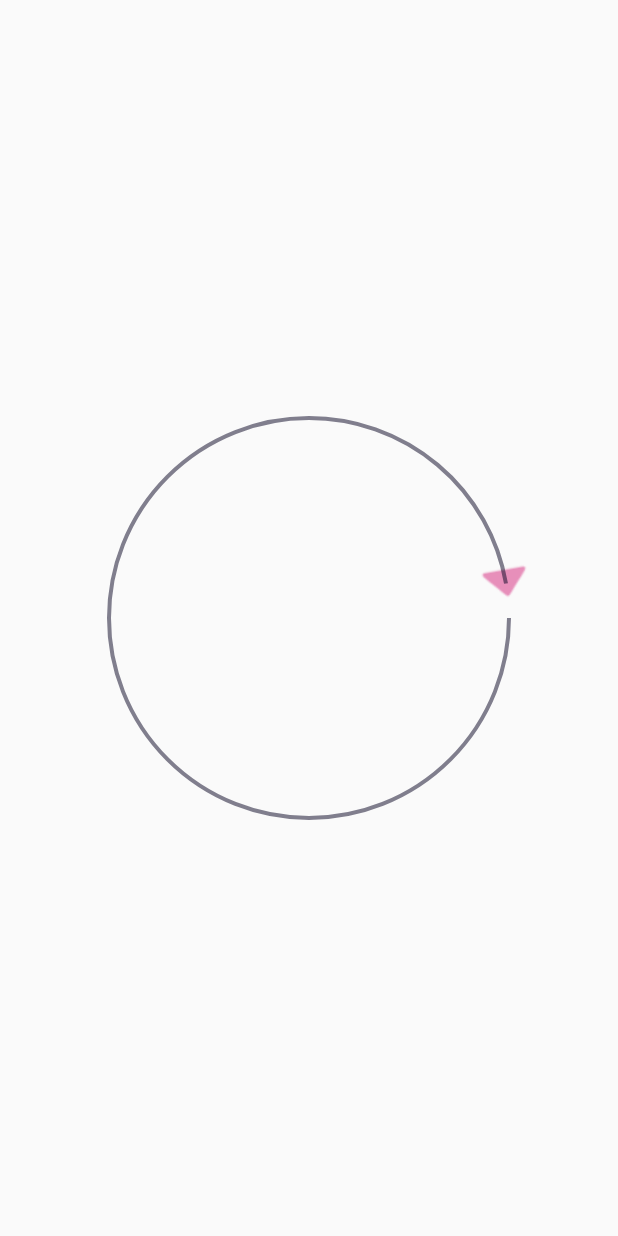
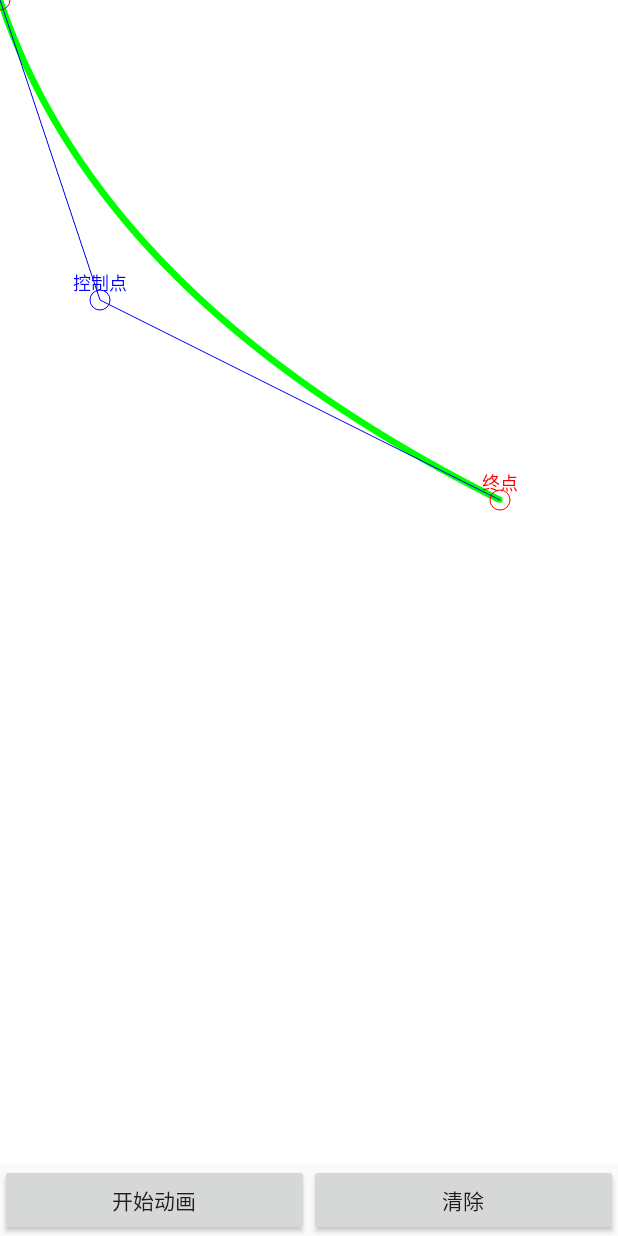
Before and after one commit to wyc-go-for-it/AndroidAnimator, an Android app: the screen it shows after launch (SegmentActivity before the commit, BezierCurveActivity after it), on a phone screen of 412 x 824 dp. Run offline under Robolectric (Android 15) with nearby library versions, the phone set to English and light mode, and no system bars.

Commit message:
draw bezierCurve

```diff
--- a/app/build.gradle
+++ b/app/build.gradle
@@ -33,6 +33,7 @@ dependencies {
     implementation 'androidx.appcompat:appcompat:1.1.0'
     implementation 'com.google.android.material:material:1.1.0'
     implementation 'androidx.constraintlayout:constraintlayout:1.1.3'
+    implementation 'org.jetbrains:annotations:15.0'
     testImplementation 'junit:junit:4.+'
     androidTestImplementation 'androidx.test.ext:junit:1.1.1'
     androidTestImplementation 'androidx.test.espresso:espresso-core:3.2.0'
--- a/app/src/main/AndroidManifest.xml
+++ b/app/src/main/AndroidManifest.xml
@@ -10,7 +10,7 @@
         android:supportsRtl="true"
         android:theme="@style/Theme.MyApplication">
 
-        <activity android:name=".SegmentActivity">
+        <activity android:name=".BezierCurveActivity">
             <intent-filter>
                 <action android:name="android.intent.action.MAIN" />
 
--- /dev/null
+++ b/app/src/main/java/com/example/myapplication/BezierCurveActivity.java
@@ -0,0 +1,33 @@
+package com.example.myapplication;
+
+import android.os.Bundle;
+import android.util.Log;
+import android.view.MotionEvent;
+import android.view.View;
+import android.widget.Button;
+
+import androidx.annotation.Nullable;
+import androidx.appcompat.app.AppCompatActivity;
+
+public class BezierCurveActivity extends AppCompatActivity {
+    @Override
+    protected void onCreate(@Nullable Bundle savedInstanceState) {
+        super.onCreate(savedInstanceState);
+        setContentView(R.layout.bezier_curve_layout);
+
+        final BezierCurveView bezierCurveView = findViewById(R.id.bezierCurveView);
+        final Button btn = findViewById(R.id.start_btn),clear_btn = findViewById(R.id.clear_btn);
+        btn.setOnClickListener(new View.OnClickListener() {
+            @Override
+            public void onClick(View v) {
+                bezierCurveView.startAnimator();
+            }
+        });
+        clear_btn.setOnClickListener(new View.OnClickListener() {
+            @Override
+            public void onClick(View v) {
+                bezierCurveView.clear();
+            }
+        });
+    }
+}
--- /dev/null
+++ b/app/src/main/java/com/example/myapplication/BezierCurveView.java
@@ -0,0 +1,231 @@
+package com.example.myapplication;
+
+import android.animation.ValueAnimator;
+import android.annotation.SuppressLint;
+import android.content.Context;
+import android.graphics.Canvas;
+import android.graphics.Color;
+import android.graphics.Paint;
+import android.graphics.Path;
+import android.graphics.PathMeasure;
+import android.graphics.PointF;
+import android.util.AttributeSet;
+import android.util.Log;
+import android.view.MotionEvent;
+import android.view.View;
+
+import androidx.annotation.Nullable;
+
+public class BezierCurveView extends View {
+    private final Paint mPaint;
+    private float mCurTime = 1.0f;
+    private PointF P1 = new PointF(0,0),P2 = new PointF(500,500),P3 = new PointF(100,300);
+
+    private boolean isP2 = false,isP1 = false,isP3 = false;
+
+    private ValueAnimator mAnimator;
+
+    private final Path mDstPath = new Path(),mBezierCurvePath = new Path();
+    private final PathMeasure mPathMeasure = new PathMeasure();
+
+    private static final int mPointRadius = 10;
+
+    public BezierCurveView(Context context) {
+        this(context,null);
+    }
+
+    public BezierCurveView(Context context, @Nullable AttributeSet attrs) {
+        this(context, attrs,0);
+    }
+
+    public BezierCurveView(Context context, @Nullable AttributeSet attrs, int defStyleAttr) {
+        this(context, attrs, defStyleAttr,0);
+    }
+
+    public BezierCurveView(Context context, @Nullable AttributeSet attrs, int defStyleAttr, int defStyleRes) {
+        super(context, attrs, defStyleAttr, defStyleRes);
+        setBackgroundColor(Color.WHITE);
+
+        mPaint = new Paint(Paint.ANTI_ALIAS_FLAG);
+        mPaint.setTextAlign(Paint.Align.CENTER);
+
+        getCurTime();
+
+    }
+
+    @Override
+    public boolean dispatchTouchEvent(MotionEvent event) {
+        return super.dispatchTouchEvent(event);
+    }
+
+    @SuppressLint("ClickableViewAccessibility")
+    @Override
+    public boolean onTouchEvent(MotionEvent event) {
+        int a = event.getAction();
+        float x = (int) event.getX(),y = (int) event.getY();
+
+        switch (a){
+            case MotionEvent.ACTION_DOWN:
+                if (isInCircle(x,y,P2.x,P2.y,mPointRadius)){
+                    isP2 = true;
+                }else if (isInCircle(x,y,P1,mPointRadius)){
+                    isP1 = true;
+                }else if (isInCircle(x,y,P3,mPointRadius)){
+                    isP3 = true;
+                }
+                invalidate();
+                return true;
+            case MotionEvent.ACTION_MOVE:
+                if (isP2){
+                    P2.x = x;
+                    P2.y = y;
+                }else if (isP1){
+                    P1.x = x;
+                    P1.y = y;
+                }else if (isP3){
+                    P3.x = x;
+                    P3.y = y;
+                }
+                invalidate();
+                break;
+            case MotionEvent.ACTION_UP:
+                isP2 = false;
+                isP1 = false;
+                isP3 = false;
+                clear();
+                break;
+        }
+        return super.onTouchEvent(event);
+    }
+
+
+    private boolean isInCircle(float x, float y, float circleX, float circleY, float radius){
+        return Math.sqrt(Math.pow(circleX - x,2) + Math.pow(circleY - y,2)) <= radius;
+    }
+    private boolean isInCircle(float x, float y, PointF circleCenter, float radius){
+        return isInCircle(x,y,circleCenter.x,circleCenter.y,radius);
+    }
+
+    private void getCurTime(){
+        mAnimator = ValueAnimator.ofFloat(0,1);
+        mAnimator.addUpdateListener(new ValueAnimator.AnimatorUpdateListener() {
+            @Override
+            public void onAnimationUpdate(ValueAnimator animation) {
+                mCurTime = (float) animation.getAnimatedValue();
+                invalidate();
+            }
+        });
+        mAnimator.setDuration(5000);
+    }
+
+    public void startAnimator(){
+        if (!mAnimator.isStarted()){
+            generateSecondBezierCurvePath();
+            mAnimator.start();
+        }
+    }
+
+    public void clear(){
+        mBezierCurvePath.reset();
+        mDstPath.reset();
+        mPathMeasure.setPath(null,false);
+        invalidate();
+    }
+
+    @Override
+    protected void onDraw(Canvas canvas) {
+
+        secondBezier(canvas);
+        drawPointName(canvas);
+    }
+
+    private void firstBezier(Canvas canvas){
+        mPaint.setColor(Color.RED);
+        canvas.drawCircle(P1.x,P1.y,5,mPaint);
+
+        mPaint.setColor(Color.GREEN);
+        for (float i = 0;i < mCurTime;i += 0.001)
+            canvas.drawCircle((1 - i) * P1.x + i * P2.x,(1 - i) * P1.y + i * P2.y,5,mPaint);
+
+        mPaint.setColor(Color.RED);
+        canvas.drawCircle(P2.x,P2.y,5,mPaint);
+    }
+
+    private void secondBezier(Canvas canvas){
+
+        mPaint.setStrokeWidth(5);
+        mPaint.setColor(Color.GREEN);
+        if (!mAnimator.isRunning()){
+            drawSecondBezierCurve(canvas);
+        }else {
+            mPathMeasure.getSegment(0,mPathMeasure.getLength() * mCurTime,mDstPath,true);
+            canvas.drawPath(mDstPath,mPaint);
+        }
+    }
+
+    private void generateSecondBezierCurvePath(){
+        mBezierCurvePath.reset();
+        mBezierCurvePath.moveTo(P1.x,P1.y);
+        for (float i = 0;i <= mCurTime;i += 0.001){
+            float x = (1 - i) * (1 - i) * P1.x + 2 * i * (1- i) * P3.x + i * i *P2.x ;
+            float y = (1 - i) * (1 - i) * P1.y + 2 * i * (1- i) * P3.y + i * i *P2.y ;
+
+            mBezierCurvePath.lineTo(x,y);
+        }
+        mPathMeasure.setPath(mBezierCurvePath,false);
+    }
+    private void drawSecondBezierCurve(Canvas canvas){
+        for (float i = 0;i <= mCurTime;i += 0.001){
+            float x = (1 - i) * (1 - i) * P1.x + 2 * i * (1- i) * P3.x + i * i *P2.x ;
+            float y = (1 - i) * (1 - i) * P1.y + 2 * i * (1- i) * P3.y + i * i *P2.y ;
+
+            canvas.drawPoint(x,y,mPaint);
+        }
+    }
+
+    private void drawPointName(Canvas canvas){
+
+        mPaint.setStrokeWidth(0);
+        mPaint.setStyle(Paint.Style.STROKE);
+        mPaint.setColor(Color.RED);
+        mPaint.setTextSize(18);
+
+        //起点
+
+        canvas.save();
+        if (isP1){
+            canvas.scale(2,2,P1.x,P1.y);
+        }
+        canvas.drawCircle(P1.x,P1.y,mPointRadius,mPaint);
+        canvas.drawText("起点",P1.x,P1.y - mPointRadius,mPaint);
+
+        canvas.restore();
+
+        //终点
+        canvas.save();
+        if (isP2){
+            canvas.scale(2,2,P2.x,P2.y);
+        }
+        mPaint.setColor(Color.RED);
+        canvas.drawCircle(P2.x,P2.y,mPointRadius,mPaint);
+        canvas.drawText("终点",P2.x,P2.y - mPointRadius,mPaint);
+
+        canvas.restore();
+
+
+        //控制点
+        canvas.save();
+        if (isP3){
+            canvas.scale(2,2,P3.x,P3.y);
+        }
+        mPaint.setColor(Color.BLUE);
+        canvas.drawCircle(P3.x,P3.y,mPointRadius,mPaint);
+        canvas.drawText("控制点",P3.x,P3.y - mPointRadius,mPaint);
+
+        canvas.restore();
+
+        //起点、控制点、终点连接线
+        canvas.drawLine(P1.x,P1.y,P3.x,P3.y,mPaint);
+        canvas.drawLine(P3.x,P3.y,P2.x,P2.y,mPaint);
+    }
+}
--- a/app/src/main/java/com/example/myapplication/SegmentView.java
+++ b/app/src/main/java/com/example/myapplication/DrawPathView.java
@@ -1,6 +1,5 @@
 package com.example.myapplication;
 
-import android.animation.Animator;
 import android.animation.ValueAnimator;
 import android.annotation.SuppressLint;
 import android.content.Context;
@@ -12,16 +11,12 @@ import android.graphics.Paint;
 import android.graphics.Path;
 import android.graphics.PathMeasure;
 import android.util.AttributeSet;
-import android.util.Log;
 import android.view.MotionEvent;
 import android.view.View;
-import android.view.animation.Interpolator;
 
 import androidx.annotation.Nullable;
 
-import java.util.Arrays;
-
-public class SegmentView extends View {
+public class DrawPathView extends View {
     private Paint mPaint;
     private Path mDstPath,mCirclePath;
     private PathMeasure mPathMeasure;
@@ -34,20 +29,20 @@ public class SegmentView extends View {
     private final Matrix matrix= new Matrix() ;
 
     private ValueAnimator animator;
-    public SegmentView(Context context) {
+    public DrawPathView(Context context) {
         this(context,null);
     }
 
-    public SegmentView(Context context, @Nullable AttributeSet attrs) {
+    public DrawPathView(Context context, @Nullable AttributeSet attrs) {
         this(context, attrs,0);
     }
 
-    public SegmentView(Context context, @Nullable AttributeSet attrs, int defStyleAttr) {
+    public DrawPathView(Context context, @Nullable AttributeSet attrs, int defStyleAttr) {
         this(context, attrs, defStyleAttr,0);
     }
 
     @SuppressLint("ResourceAsColor")
-    public SegmentView(Context context, @Nullable AttributeSet attrs, int defStyleAttr, int defStyleRes) {
+    public DrawPathView(Context context, @Nullable AttributeSet attrs, int defStyleAttr, int defStyleRes) {
         super(context, attrs, defStyleAttr, defStyleRes);
         setLayerType (LAYER_TYPE_SOFTWARE , null);
 
--- a/app/src/main/java/com/example/myapplication/SegmentActivity.java
+++ b/app/src/main/java/com/example/myapplication/DrawTextActivity.java
@@ -5,11 +5,11 @@ import android.os.Bundle;
 import androidx.annotation.Nullable;
 import androidx.appcompat.app.AppCompatActivity;
 
-public class SegmentActivity extends AppCompatActivity {
+public class DrawTextActivity extends AppCompatActivity {
 
     @Override
     protected void onCreate(@Nullable Bundle savedInstanceState) {
         super.onCreate(savedInstanceState);
-        setContentView(new SegmentView(this));
+        setContentView(new DrawTextView(this));
     }
 }
--- a/app/src/main/java/com/example/myapplication/ViewGroupAnimator.java
+++ b/app/src/main/java/com/example/myapplication/ViewGroupAnimatorActivity.java
@@ -11,7 +11,7 @@ import android.view.ViewGroup;
 import android.widget.Button;
 import android.widget.LinearLayout;
 
-public class ViewGroupAnimator extends AppCompatActivity {
+public class ViewGroupAnimatorActivity extends AppCompatActivity {
     private Button add,del;
     private int num;
     private LinearLayout container;
--- a/app/src/main/res/layout/activity_view_group_animator.xml
+++ b/app/src/main/res/layout/activity_view_group_animator.xml
@@ -5,7 +5,7 @@
     android:layout_width="match_parent"
     android:layout_height="match_parent"
     android:orientation="vertical"
-    tools:context=".ViewGroupAnimator">
+    tools:context=".ViewGroupAnimatorActivity">
 
     <Button
         android:id="@+id/add"
--- /dev/null
+++ b/app/src/main/res/layout/bezier_curve_layout.xml
@@ -0,0 +1,33 @@
+<?xml version="1.0" encoding="utf-8"?>
+<LinearLayout xmlns:android="http://schemas.android.com/apk/res/android"
+    android:layout_width="match_parent"
+    android:layout_height="match_parent"
+    android:orientation="vertical">
+
+    <com.example.myapplication.BezierCurveView
+        android:id="@+id/bezierCurveView"
+        android:layout_width="match_parent"
+        android:layout_height="0dp"
+        android:layout_weight="1" />
+
+    <LinearLayout
+        android:layout_width="match_parent"
+        android:layout_height="wrap_content"
+        android:orientation="horizontal">
+
+        <Button
+            android:id="@+id/start_btn"
+            android:layout_width="wrap_content"
+            android:layout_height="wrap_content"
+            android:layout_weight="1"
+            android:text="@string/start_animator" />
+
+        <Button
+            android:id="@+id/clear_btn"
+            android:layout_width="wrap_content"
+            android:layout_height="wrap_content"
+            android:layout_weight="1"
+            android:text="@string/clear" />
+    </LinearLayout>
+
+</LinearLayout>
--- a/app/src/main/res/values/strings.xml
+++ b/app/src/main/res/values/strings.xml
@@ -1,3 +1,5 @@
 <resources>
     <string name="app_name">My Application</string>
+    <string name="start_animator">开始动画</string>
+    <string name="clear">清除</string>
 </resources>
```
Also changed, not shown: app/src/main/java/com/example/myapplication/DrawPathActivity.java (added, +15 -0 lines), app/src/main/java/com/example/myapplication/DrawTextView.java (added, +94 -0 lines).
